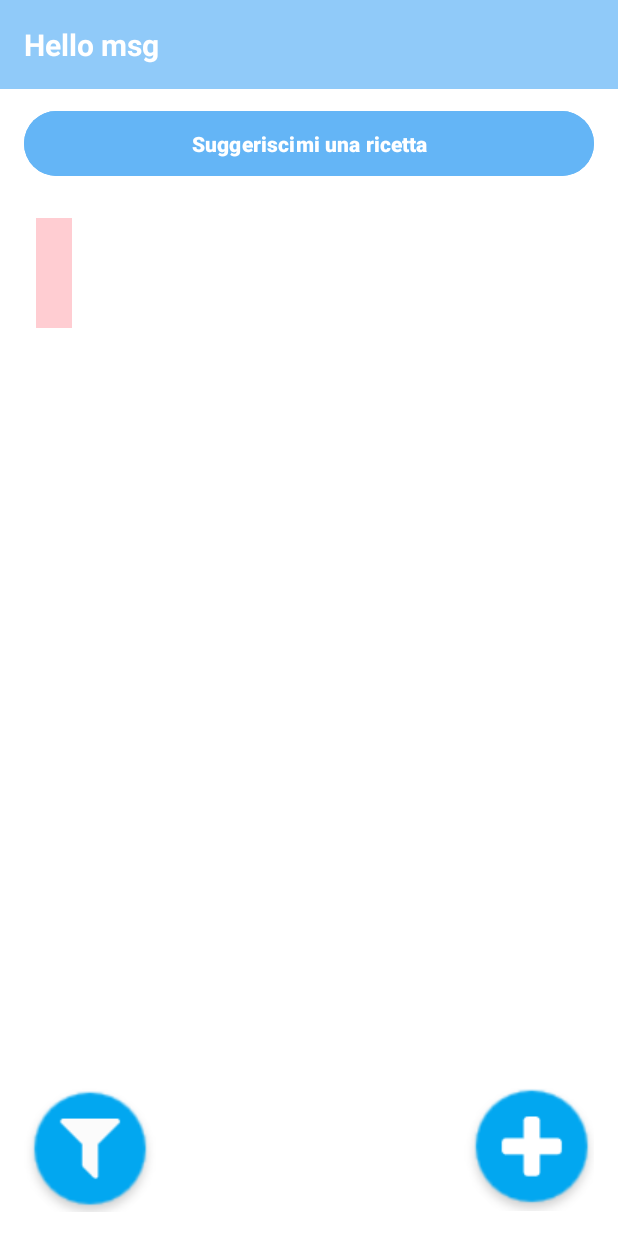
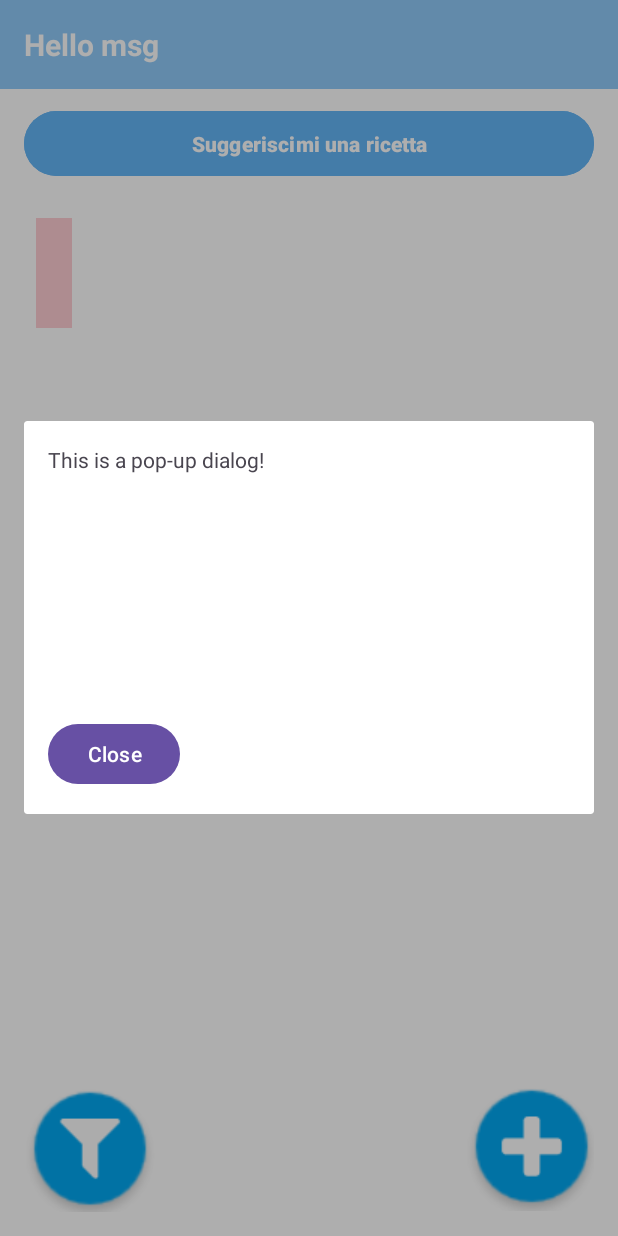
Before and after one commit to lucamenee/GF_android, an Android app: the MainActivity screen opened directly, with no data from a screen before it, after a tap on "Suggeriscimi una ricetta", on a phone screen of 412 x 824 dp. Run offline under Robolectric (Android 15) with nearby library versions, the phone set to English and light mode, and no system bars; network calls fail.

Commit message:
showing suggest recipes v1.0, minor bug fixing

```diff
--- a/app/src/main/AndroidManifest.xml
+++ b/app/src/main/AndroidManifest.xml
@@ -12,7 +12,8 @@
         android:roundIcon="@mipmap/ic_launcher_round"
         android:supportsRtl="true"
         android:theme="@style/Theme.GF_android"
-        tools:targetApi="31">
+        tools:targetApi="tiramisu"
+        android:enableOnBackInvokedCallback="true">
         <activity
             android:name=".LoginActivity"
             android:exported="true">
--- a/app/src/main/java/com/example/gf_android/Api/Api.java
+++ b/app/src/main/java/com/example/gf_android/Api/Api.java
@@ -102,6 +102,10 @@ public class Api {
         return getApiResponse(call);
     }
 
+    public static List<Ricetta> suggestRecepies(int idInventario) {
+        Call<List<Ricetta>> call = apiService.suggestRecipes(idInventario);
+        return getApiResponse(call);
+    }
 
 
     /* da testare */
@@ -131,9 +135,6 @@ public class Api {
         return getApiResponse(call);
     }
 
-    public static List<Ricetta> suggestRecepies(int idUtente) {
-        Call<List<Ricetta>> call = apiService.suggestRecipes(idUtente);
-        return getApiResponse(call);
-    }
+
 
 }
--- a/app/src/main/java/com/example/gf_android/Api/Types/Ricetta.java
+++ b/app/src/main/java/com/example/gf_android/Api/Types/Ricetta.java
@@ -9,7 +9,7 @@ public class Ricetta {
     public String nome_ricetta;
 
     public class Ingrediente {
-        public int nome_alimento;
+        public String nome_alimento;
         public int grammi;
     }
 
--- a/app/src/main/java/com/example/gf_android/MainActivity.java
+++ b/app/src/main/java/com/example/gf_android/MainActivity.java
@@ -3,10 +3,13 @@ package com.example.gf_android;
 import android.content.Intent;
 import android.os.Bundle;
 import android.util.Log;
+import android.view.View;
 import android.widget.Button;
 
 import androidx.activity.EdgeToEdge;
 import androidx.appcompat.app.AppCompatActivity;
+import androidx.fragment.app.Fragment;
+import androidx.fragment.app.FragmentManager;
 
 import com.example.gf_android.Api.*;
 import com.example.gf_android.Api.Types.*;
@@ -44,9 +47,11 @@ public class MainActivity extends AppCompatActivity {
 
 
         // suggesting recipes
-        suggestedRecipes = Api.suggestRecepies(idUtente);
-        btnSuggerisci.setOnClickListener(v -> {
-            // TODO: showing suggested recipes
+        btnSuggerisci.setOnClickListener(view -> {
+            FragmentManager fragmentRecipes = getSupportFragmentManager();
+            RecipesPopUp recipesPopUp = new RecipesPopUp();
+            recipesPopUp.setData(idInventario);
+            recipesPopUp.show(fragmentRecipes, "recipesPopUp");
         });
 
 
--- /dev/null
+++ b/app/src/main/java/com/example/gf_android/RecipesPopUp.java
@@ -0,0 +1,59 @@
+package com.example.gf_android;
+
+import android.os.Bundle;
+import android.util.Log;
+import android.view.LayoutInflater;
+import android.view.View;
+import android.view.ViewGroup;
+import android.widget.TextView;
+
+import androidx.annotation.NonNull;
+import androidx.annotation.Nullable;
+import androidx.fragment.app.DialogFragment;
+
+import com.example.gf_android.Api.Api;
+import com.example.gf_android.Api.Types.Ricetta;
+
+import java.util.List;
+
+public class RecipesPopUp  extends DialogFragment {
+    private int idInventario;
+
+    @Nullable
+    @Override
+    public View onCreateView(@NonNull LayoutInflater inflater, @Nullable ViewGroup container, @Nullable Bundle savedInstanceState) {
+        View view = inflater.inflate(R.layout.recipes_popup_fragment_layout, container, false);
+
+        // close popup when button is clicked
+        view.findViewById(R.id.close_button).setOnClickListener(v -> dismiss());
+
+        List<Ricetta> recipes = Api.suggestRecepies(idInventario);
+
+        if (recipes != null) {
+            TextView textView = view.findViewById(R.id.dialog_message);
+
+            // building msg to show
+            StringBuilder rec = new StringBuilder();
+            for (Ricetta r : recipes) {
+                Log.i("RecipesPopUp", r.nome_ricetta);
+                rec.append(r.nome_ricetta).append("\n");
+                for (Ricetta.Ingrediente i : r.ingredienti) {
+                    rec.append("\n").append(i.nome_alimento).append(": ").append(i.grammi).append("g");
+                }
+                rec.append("\n");
+            }
+
+
+            if (rec.length() > 0) {
+                textView.setText(rec.toString());
+            }
+        }
+
+        return view;
+    }
+
+
+    public void setData(int idInventario) {
+        this.idInventario = idInventario;
+    }
+}
--- /dev/null
+++ b/app/src/main/res/layout/recipes_popup_fragment_layout.xml
@@ -0,0 +1,22 @@
+<LinearLayout
+    xmlns:android="http://schemas.android.com/apk/res/android"
+    xmlns:tools="http://schemas.android.com/tools"
+    android:layout_width="match_parent"
+    android:layout_height="wrap_content"
+    android:orientation="vertical"
+    android:padding="16dp">
+
+    <TextView
+        android:id="@+id/dialog_message"
+        android:layout_width="357dp"
+        android:layout_height="182dp"
+        android:text="This is a pop-up dialog!"
+        tools:ignore="HardcodedText" />
+
+    <Button
+        android:id="@+id/close_button"
+        android:layout_width="wrap_content"
+        android:layout_height="wrap_content"
+        android:text="Close"
+        tools:ignore="HardcodedText" />
+</LinearLayout>
--- /dev/null
+++ b/app/src/main/res/values/refs.xml
@@ -0,0 +1,2 @@
+<?xml version="1.0" encoding="utf-8"?>
+<resources></resources>
```
Also changed, not shown: app/src/main/res/drawable/foods/kiwi.png (added).
